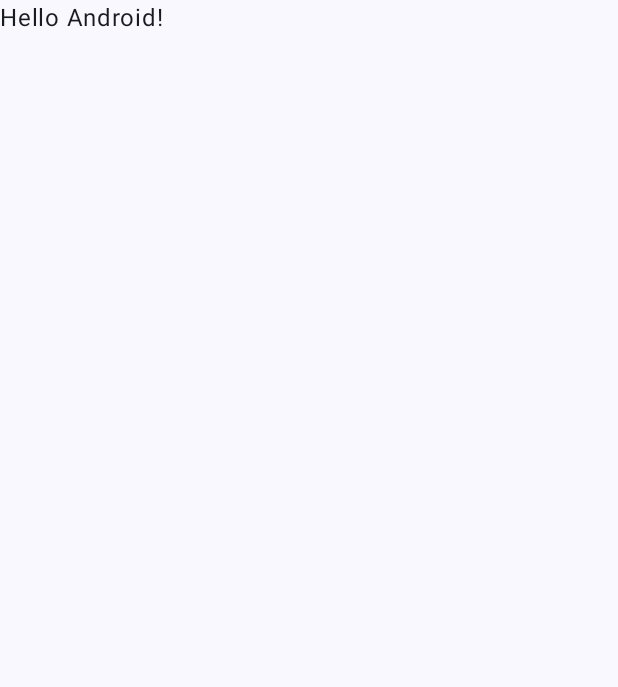
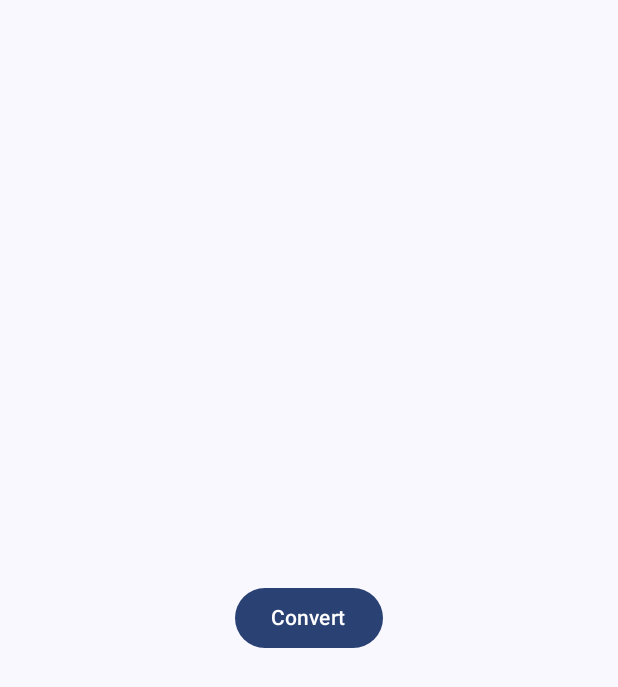
Before and after one commit to zorenkonte/ExcelToKML, an Android app built with Jetpack Compose: the screen it shows after launch (MainActivity), on a phone screen of 412 x 824 dp. Before the commit the part shown is almost empty. Shown: the top 687 px of the screen. Run offline under Robolectric (Android 15) with nearby library versions, the phone set to English and light mode, and no system bars.

Commit message:
Storage permission

```diff
--- a/app/src/main/java/com/zorenkonte/exceltokml/MainActivity.kt
+++ b/app/src/main/java/com/zorenkonte/exceltokml/MainActivity.kt
@@ -1,16 +1,29 @@
 package com.zorenkonte.exceltokml
 
+import android.Manifest
+import android.content.pm.PackageManager
+import android.net.Uri
+import android.os.Build
 import android.os.Bundle
 import androidx.activity.ComponentActivity
+import androidx.activity.compose.rememberLauncherForActivityResult
 import androidx.activity.compose.setContent
 import androidx.activity.enableEdgeToEdge
+import androidx.activity.result.contract.ActivityResultContracts
+import androidx.compose.foundation.layout.Box
 import androidx.compose.foundation.layout.fillMaxSize
 import androidx.compose.foundation.layout.padding
+import androidx.compose.material3.AlertDialog
+import androidx.compose.material3.Button
 import androidx.compose.material3.Scaffold
 import androidx.compose.material3.Text
 import androidx.compose.runtime.Composable
+import androidx.compose.runtime.mutableStateOf
+import androidx.compose.runtime.remember
+import androidx.compose.ui.Alignment
 import androidx.compose.ui.Modifier
-import androidx.compose.ui.tooling.preview.Preview
+import androidx.compose.ui.platform.LocalContext
+import androidx.core.content.ContextCompat
 import com.zorenkonte.exceltokml.ui.theme.ExcelToKMLTheme
 
 class MainActivity : ComponentActivity() {
@@ -20,10 +33,16 @@ class MainActivity : ComponentActivity() {
         setContent {
             ExcelToKMLTheme {
                 Scaffold(modifier = Modifier.fillMaxSize()) { innerPadding ->
-                    Greeting(
-                        name = "Android",
-                        modifier = Modifier.padding(innerPadding)
-                    )
+                    Box(
+                        contentAlignment = Alignment.Center,
+                        modifier = Modifier
+                            .fillMaxSize()
+                            .padding(innerPadding)
+                    ) {
+                        ExcelFilePicker { uri ->
+                            println(uri)
+                        }
+                    }
                 }
             }
         }
@@ -31,17 +50,65 @@ class MainActivity : ComponentActivity() {
 }
 
 @Composable
-fun Greeting(name: String, modifier: Modifier = Modifier) {
-    Text(
-        text = "Hello $name!",
-        modifier = modifier
+fun ExcelFilePicker(onFileSelected: (Uri?) -> Unit) {
+    val context = LocalContext.current
+    val showDialog = remember { mutableStateOf(false) }
+
+    val excelMimeTypes = arrayOf(
+        "application/vnd.ms-excel",
+        "application/vnd.openxmlformats-officedocument.spreadsheetml.sheet"
     )
+
+    val filePickerLauncher = rememberLauncherForActivityResult(
+        contract = ActivityResultContracts.OpenDocument()
+    ) { uri: Uri? ->
+        onFileSelected(uri)
+    }
+
+    val permissionLauncher = rememberLauncherForActivityResult(
+        contract = ActivityResultContracts.RequestPermission()
+    ) { isGranted: Boolean ->
+        if (isGranted) {
+            filePickerLauncher.launch(excelMimeTypes)
+        } else {
+            showDialog.value = true
+        }
+    }
+
+    Button(onClick = {
+        val permission = getRequiredPermission()
+        when (PackageManager.PERMISSION_GRANTED) {
+            ContextCompat.checkSelfPermission(context, permission) -> {
+                filePickerLauncher.launch(excelMimeTypes)
+            }
+
+            else -> {
+                permissionLauncher.launch(permission)
+            }
+        }
+    }) {
+        Text(text = "Convert")
+    }
+
+    if (showDialog.value) {
+        AlertDialog(
+            onDismissRequest = { showDialog.value = false },
+            title = { Text(text = "Permission Denied") },
+            text = { Text(text = "Permission to read external storage is required to select an Excel file.") },
+            confirmButton = {
+                Button(onClick = { showDialog.value = false }) {
+                    Text("OK")
+                }
+            }
+        )
+    }
 }
 
-@Preview(showBackground = true)
-@Composable
-fun GreetingPreview() {
-    ExcelToKMLTheme {
-        Greeting("Android")
+// Function to get the required permission based on Android version
+fun getRequiredPermission(): String {
+    return if (Build.VERSION.SDK_INT >= Build.VERSION_CODES.TIRAMISU) {
+        Manifest.permission.READ_MEDIA_IMAGES
+    } else {
+        Manifest.permission.READ_EXTERNAL_STORAGE
     }
 }
```
Also changed, not shown: app/src/main/AndroidManifest.xml (+5 -2 lines).
